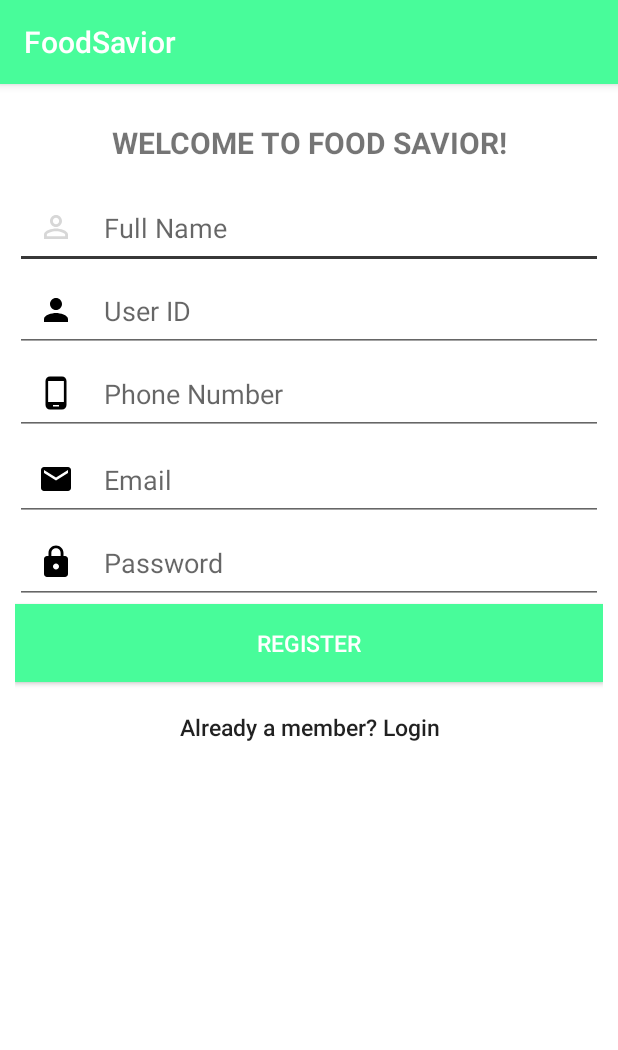
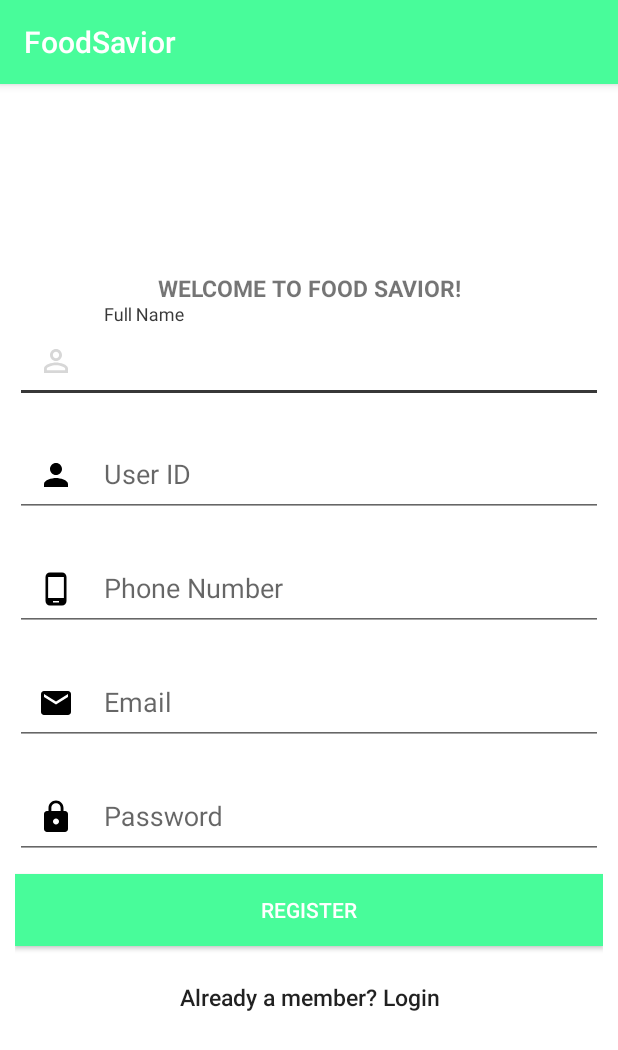
Before and after one commit to Ellynnn/MAD, an Android app: the Registration screen opened directly, with no data from a screen before it, on a phone screen of 412 x 824 dp. Shown: the top 1050 px of the screen. Run offline under Robolectric (Android 15) with nearby library versions, the phone set to English and light mode, and no system bars; our stand-ins replace Firebase (no records; nobody signed in at launch, a user with empty details on screens opened directly).

Commit message:
Merge branches 'master' and 'szeying' of https://github.com/Ellynnn/MAD into szeying
# Conflicts:
#	app/src/main/AndroidManifest.xml

```diff
--- a/app/src/main/res/layout-land/activity_registration.xml
+++ b/app/src/main/res/layout-land/activity_registration.xml
@@ -1,5 +1,5 @@
 <?xml version="1.0" encoding="utf-8"?>
-<ScrollView xmlns:android="http://schemas.android.com/apk/res/android"
+<LinearLayout xmlns:android="http://schemas.android.com/apk/res/android"
     xmlns:tools="http://schemas.android.com/tools"
     xmlns:app="http://schemas.android.com/apk/res-auto"
     android:orientation="vertical"
@@ -66,15 +66,14 @@
         android:layout_marginBottom="10dp" >
 
         <EditText
-            android:id="@+id/rEditphoneno"
             android:layout_width="match_parent"
             android:layout_height="wrap_content"
-            android:drawableLeft="@drawable/ic_phone_android_black_24dp"
+            android:id="@+id/rEditphoneno"
+            android:hint="Phone Number"
+            android:padding="15dp"
             android:drawablePadding="20dp"
-            android:hint="Phone Number"
-            android:inputType="phone"
-            android:padding="15dp"
-            android:paddingLeft="20dp" />
+            android:paddingLeft="20dp"
+            android:drawableLeft="@drawable/ic_phone_android_black_24dp"/>
 
     </android.support.design.widget.TextInputLayout>
 
@@ -145,4 +144,4 @@
         android:layout_marginBottom="20dp"
         android:visibility="gone" />
 
-</ScrollView>
+</LinearLayout>
--- a/app/src/main/res/layout/activity_edit_profile.xml
+++ b/app/src/main/res/layout/activity_edit_profile.xml
@@ -5,7 +5,7 @@
     android:layout_width="match_parent"
     android:layout_height="match_parent"
     android:orientation="vertical"
-    tools:context=".EditProfileActivity">
+    tools:context="com.example.ellyn.assignment.EditProfileActivity">
 
     <android.support.design.widget.AppBarLayout
         android:layout_width="match_parent"
--- a/app/src/main/res/layout/activity_registration.xml
+++ b/app/src/main/res/layout/activity_registration.xml
@@ -1,5 +1,5 @@
 <?xml version="1.0" encoding="utf-8"?>
-<ScrollView xmlns:android="http://schemas.android.com/apk/res/android"
+<LinearLayout xmlns:android="http://schemas.android.com/apk/res/android"
     xmlns:tools="http://schemas.android.com/tools"
     xmlns:app="http://schemas.android.com/apk/res-auto"
     android:orientation="vertical"
@@ -10,138 +10,128 @@
     android:background="@color/colorBG"
     tools:context="com.example.ellyn.assignment.Registration">
 
-    <RelativeLayout
-        android:layout_width="match_parent"
-        android:layout_height="match_parent"
-        android:background="@color/colorBG"
-        android:gravity="center">
-
     <TextView
         android:id="@+id/welcome"
-            android:layout_width="match_parent"
-            android:layout_height="match_parent"
-            android:layout_marginTop="0dp"
+        android:layout_width="wrap_content"
+        android:layout_height="wrap_content"
         android:text="@string/welcome"
         android:textAlignment="center"
-            android:textSize="20dp"
-            android:padding="15dp"
-            android:textStyle="normal|bold" />
+        android:textSize="15dp"
+        android:textStyle="normal|bold"
+        app:layout_constraintBottom_toTopOf="@+id/input_rfullname"
+        />
 
+    <android.support.design.widget.TextInputLayout
+        android:id="@+id/input_rfullname"
+        android:layout_width="match_parent"
+        android:layout_height="wrap_content"
+        android:layout_marginBottom="10dp">
 
         <EditText
             android:id="@+id/rEditname"
             android:layout_width="match_parent"
             android:layout_height="wrap_content"
-            android:layout_below="@+id/welcome"
-            android:layout_alignParentStart="true"
-            android:layout_alignParentEnd="true"
-            android:layout_marginTop="0dp"
-            android:layout_marginEnd="0dp"
-            android:drawableLeft="@drawable/ic_person_outline_white_24dp"
-            android:drawablePadding="20dp"
             android:hint="@string/full_name"
             android:padding="15dp"
-            android:paddingLeft="20dp" />
+            android:drawablePadding="20dp"
+            android:paddingLeft="20dp"
+            android:drawableLeft="@drawable/ic_person_outline_white_24dp"/>
+
+    </android.support.design.widget.TextInputLayout>
+
+    <android.support.design.widget.TextInputLayout
+        android:id="@+id/input_ruserid"
+        android:layout_width="match_parent"
+        android:layout_height="wrap_content"
+        android:layout_marginBottom="10dp" >
+
+        <EditText
+            android:layout_width="match_parent"
+            android:layout_height="wrap_content"
+            android:id="@+id/rEdituserid"
+            android:hint="@string/user_id"
+            android:padding="15dp"
+            android:drawablePadding="20dp"
+            android:paddingLeft="20dp"
+            android:drawableLeft="@drawable/ic_person_black_24dp"
+            />
+
+    </android.support.design.widget.TextInputLayout>
 
 
-        <EditText
-            android:id="@+id/rEdituserid"
+    <android.support.design.widget.TextInputLayout
+        android:id="@+id/input_rphoneno"
         android:layout_width="match_parent"
         android:layout_height="wrap_content"
-            android:layout_below="@+id/rEditname"
-            android:layout_alignParentStart="true"
-            android:layout_alignParentEnd="true"
-            android:layout_marginStart="0dp"
-            android:layout_marginEnd="0dp"
-            android:drawableLeft="@drawable/ic_person_black_24dp"
+        android:layout_marginBottom="10dp" >
 
+        <EditText
+            android:layout_width="match_parent"
+            android:layout_height="wrap_content"
+            android:id="@+id/rEditphoneno"
+            android:hint="Phone Number"
+            android:padding="15dp"
             android:drawablePadding="20dp"
-            android:hint="@string/user_id"
-            android:padding="15dp"
-            android:paddingLeft="20dp" />
+            android:paddingLeft="20dp"
+            android:drawableLeft="@drawable/ic_phone_android_black_24dp"/>
+
+    </android.support.design.widget.TextInputLayout>
 
 
-        <EditText
-            android:id="@+id/rEditphoneno"
+    <android.support.design.widget.TextInputLayout
+        android:id="@+id/input_remail"
         android:layout_width="match_parent"
         android:layout_height="wrap_content"
-            android:layout_below="@+id/rEdituserid"
-            android:layout_alignParentStart="true"
-            android:layout_alignParentEnd="true"
-            android:layout_marginStart="0dp"
-            android:layout_marginEnd="0dp"
-            android:drawableLeft="@drawable/ic_phone_android_black_24dp"
-            android:drawablePadding="20dp"
-            android:hint="@string/phone_number"
-            android:padding="15dp"
-            android:paddingLeft="20dp" />
-
+        android:layout_marginBottom="10dp" >
 
         <EditText
-            android:id="@+id/rEditEmail"
             android:layout_width="match_parent"
             android:layout_height="wrap_content"
-            android:layout_below="@+id/rEditphoneno"
-            android:layout_alignParentStart="true"
-            android:layout_alignParentEnd="true"
-            android:layout_marginStart="0dp"
-            android:layout_marginTop="2dp"
-            android:layout_marginEnd="0dp"
-            android:drawableLeft="@drawable/ic_email_black_24dp"
-            android:drawablePadding="20dp"
+            android:id="@+id/rEditEmail"
             android:hint="@string/email"
             android:inputType="textEmailAddress"
             android:padding="15dp"
-            android:paddingLeft="20dp" />
+            android:drawablePadding="20dp"
+            android:paddingLeft="20dp"
+            android:drawableLeft="@drawable/ic_email_black_24dp"/>
 
+    </android.support.design.widget.TextInputLayout>
+
+    <android.support.design.widget.TextInputLayout
+        android:id="@+id/input_rpassword"
+        android:layout_width="match_parent"
+        android:layout_height="wrap_content"
+        android:layout_marginBottom="10dp" >
 
         <EditText
-            android:id="@+id/rEditPassword"
             android:layout_width="match_parent"
             android:layout_height="wrap_content"
-            android:layout_below="@+id/rEditEmail"
-            android:layout_alignParentStart="true"
-            android:layout_alignParentEnd="true"
-            android:layout_marginStart="0dp"
-            android:layout_marginEnd="0dp"
-            android:drawableLeft="@drawable/ic_https_black_24dp"
-            android:drawablePadding="20dp"
+            android:id="@+id/rEditPassword"
             android:hint="@string/password"
             android:inputType="textPassword"
             android:padding="15dp"
-            android:paddingLeft="20dp" />
+            android:drawablePadding="20dp"
+            android:paddingLeft="20dp"
+            android:drawableLeft="@drawable/ic_https_black_24dp"/>
+
+    </android.support.design.widget.TextInputLayout>
 
     <Button
         android:id="@+id/btn_register"
         android:layout_width="match_parent"
         android:layout_height="wrap_content"
-            android:layout_below="@+id/rEditPassword"
-            android:layout_alignParentStart="true"
-            android:layout_alignParentEnd="true"
-            android:layout_marginStart="0dp"
-            android:layout_marginEnd="0dp"
+        android:layout_marginBottom="10dp"
         android:background="@color/colorPrimary"
-            android:padding="15dp"
-            android:text="@string/register"
-            android:textColor="@color/white"
-            android:textSize="15sp" />
-
+        android:text="REGISTER"
+        android:textColor="@color/white" />
 
     <Button
         android:id="@+id/btn_link_login"
         android:layout_width="match_parent"
         android:layout_height="wrap_content"
-            android:layout_below="@+id/btn_register"
-            android:layout_alignParentStart="true"
-            android:layout_alignParentEnd="true"
-            android:layout_alignParentBottom="true"
-            android:layout_marginStart="0dp"
-            android:layout_marginTop="-3dp"
-            android:layout_marginEnd="0dp"
-            android:layout_marginBottom="7dp"
+        android:layout_marginBottom="10dp"
         android:background="@null"
         android:backgroundTint="@color/colorBG"
-            android:padding="15dp"
         android:text="@string/already_a_member_login"
         android:textAllCaps="false"
         android:textSize="15sp" />
@@ -150,10 +140,8 @@
         android:id="@+id/progressBar"
         android:layout_width="10dp"
         android:layout_height="10dp"
-            android:layout_below="@+id/btn_link_login"
         android:layout_gravity="center|bottom"
         android:layout_marginBottom="20dp"
         android:visibility="gone" />
 
-    </RelativeLayout>
-</ScrollView>
+</LinearLayout>
```
Also changed, not shown: app/src/main/res/layout-land/activity_login.xml (+8 -7 lines), app/src/main/res/layout/activity_login.xml (+38 -52 lines). Lines whose indentation alone changed are shown as unchanged.
